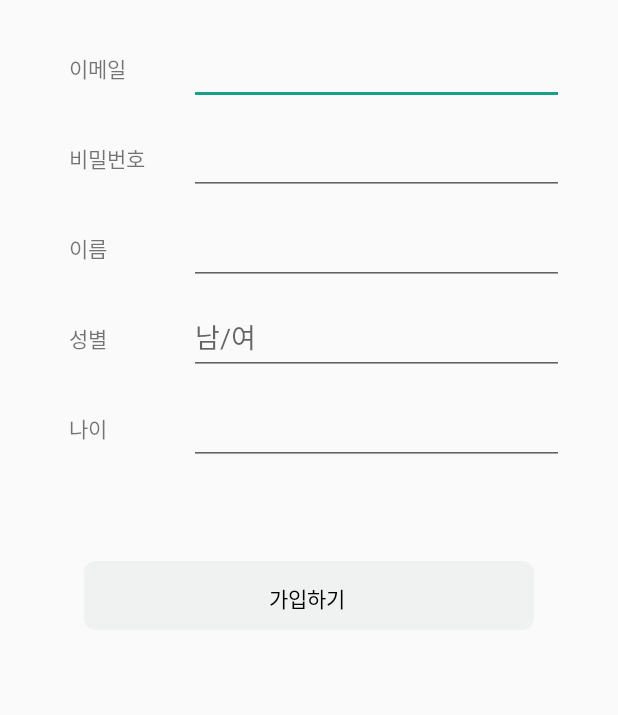
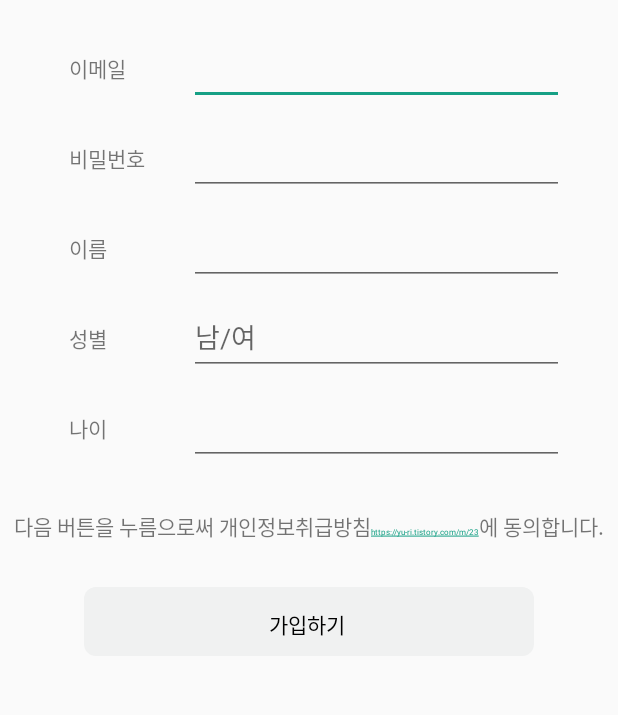
Before and after one commit to yu-ri-kim/Forest-App, an Android app: the SignupActivity screen opened directly, with no data from a screen before it, on a phone screen of 412 x 824 dp, the part 219-934 px from its top. Run offline under Robolectric (Android 15) with nearby library versions, the phone set to English and light mode, and no system bars; our stand-ins replace data binding; libraries missing offline, so code that uses them is left out: info.hoang8f.fbutton; 2 statements that could not run were skipped.

Commit message:
Beauti4rest

```diff
--- a/forestApp/app/src/main/res/layout/activity_signup.xml
+++ b/forestApp/app/src/main/res/layout/activity_signup.xml
@@ -143,10 +143,38 @@
 
         </LinearLayout>
 
+
+        <LinearLayout
+            android:layout_marginTop="30dp"
+            android:layout_width="wrap_content"
+            android:layout_height="wrap_content"
+            android:orientation="horizontal">
+
+            <TextView android:id="@+id/link1"
+                android:layout_width="wrap_content"
+                android:layout_height="wrap_content"
+                android:text="다음 버튼을 누름으로써 개인정보취급방침" />
+
+            <TextView android:id="@+id/link2"
+                android:layout_width="wrap_content"
+                android:layout_height="wrap_content"
+                android:textSize="5sp"
+                android:text="https://yu-ri.tistory.com/m/23"
+                android:autoLink="web"
+                android:linksClickable="true" />
+
+            <TextView android:id="@+id/link3"
+                android:layout_width="wrap_content"
+                android:layout_height="wrap_content"
+                android:text="에 동의합니다." />
+
+        </LinearLayout>
+
+
         <com.beautifourest.forestapp.FButton
             android:layout_width="300dp"
             android:layout_height="50dp"
-            android:layout_marginTop="64dp"
+            android:layout_marginTop="30dp"
             android:layout_marginBottom="-1dp"
             android:enabled="@{model.isValid}"
             android:onClick="@{()-> model.signup()}"
```
Also changed, not shown: 1 other file.
